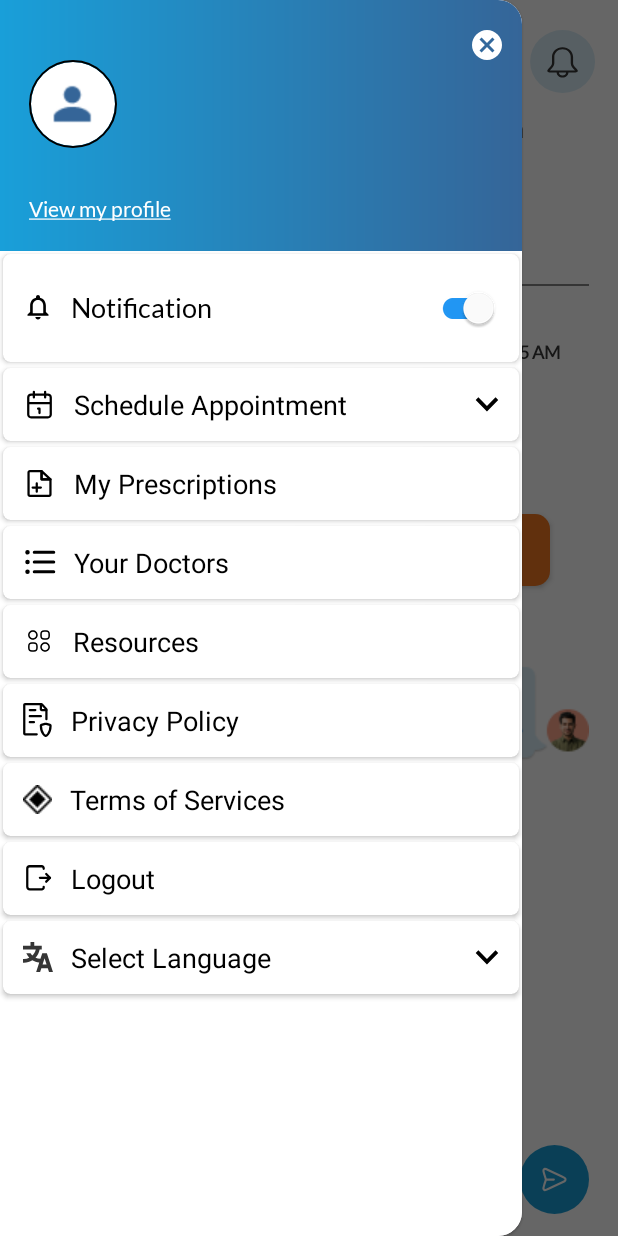
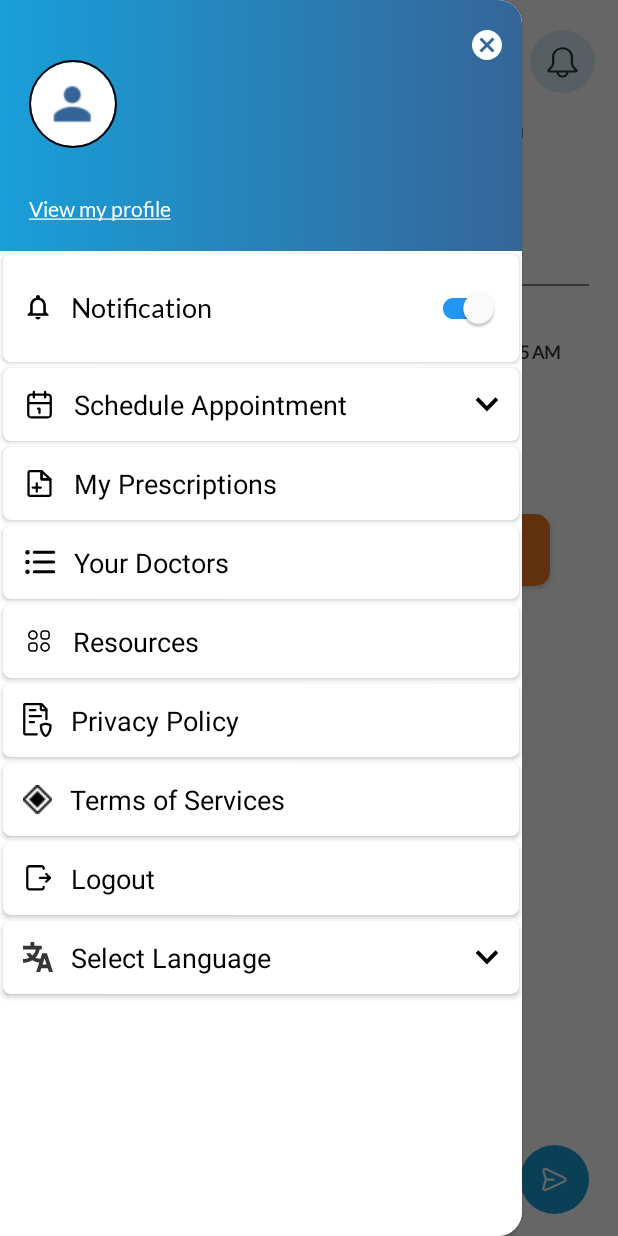
Before and after one commit to DeepakYesIt/awpl_poc, an Android app built with Jetpack Compose: the DoctorChatFragment screen opened directly, with no data from a screen before it, with the side drawer open, on a phone screen of 412 x 824 dp. Run offline under Robolectric (Android 15) with nearby library versions, the phone set to English and light mode, and no system bars; our stand-ins replace CircleImageView, Dagger/Hilt's generated code, Firebase (no records; nobody signed in at launch, a user with empty details on screens opened directly), navigation-ui, sdp/ssp sizes; pictures from the network do not load.

Commit message:
nikunj 2 june commit chat

```diff
--- a/app/src/main/java/com/bussiness/awpl/adapter/ChatAdapter.kt
+++ b/app/src/main/java/com/bussiness/awpl/adapter/ChatAdapter.kt
@@ -11,8 +11,8 @@ import com.bumptech.glide.Glide
 import com.bussiness.awpl.ChatMessage
 import com.bussiness.awpl.R
 
-class ChatAdapter(private val messages: List<ChatMessage>,
-                    private val currentUserId: String
+class ChatAdapter(private var messages: List<ChatMessage>,
+                  private val currentUserId: String
 ) : RecyclerView.Adapter<RecyclerView.ViewHolder>() {
 
     var senderImageUrl =""
@@ -108,4 +108,10 @@ class ChatAdapter(private val messages: List<ChatMessage>,
                 .into(profileImage)
         }
     }
+
+
+     fun submitList( messages: List<ChatMessage>){
+         this.messages = messages
+         notifyDataSetChanged()
+     }
 }
--- a/app/src/main/java/com/bussiness/awpl/fragment/schedule/DoctorChatFragment.kt
+++ b/app/src/main/java/com/bussiness/awpl/fragment/schedule/DoctorChatFragment.kt
@@ -14,6 +14,7 @@ import android.view.ViewGroup
 import android.widget.Toast
 import androidx.activity.result.contract.ActivityResultContracts
 import androidx.lifecycle.ViewModelProvider
+import androidx.recyclerview.widget.LinearLayoutManager
 import com.bussiness.awpl.ChatMessage
 import com.bussiness.awpl.adapter.ChatAdapter
 import com.bussiness.awpl.adapter.MediaAdapter
@@ -62,6 +63,14 @@ class DoctorChatFragment : Fragment() {
         _binding = FragmentDoctorChatBinding.inflate(inflater, container, false)
         chatAdapter = ChatAdapter(mutableListOf(),"nik")
         chatViewModel =ViewModelProvider(this)[ChatViewModel::class.java]
+        binding.chatRecyclerView.layoutManager =LinearLayoutManager(requireContext(),LinearLayoutManager.VERTICAL,false)
+        binding.chatRecyclerView.adapter =chatAdapter
+
+        chatViewModel.messages.observe(viewLifecycleOwner) { messages ->
+
+            chatAdapter.submitList(messages)
+             binding.chatRecyclerView.scrollToPosition(messages.size - 1)
+        }
         return binding.root
     }
 
@@ -80,6 +89,9 @@ class DoctorChatFragment : Fragment() {
             attachmentIcon.setOnClickListener {
                 Log.d("TESTING","I AM INSIDE THE ON CLICK")
                 openMediaDialog("image")
+            }
+            sendMessageButton.setOnClickListener{
+                chatViewModel.sendTextMessage(messageEditText.text.toString())
             }
         }
 
--- a/app/src/main/java/com/bussiness/awpl/viewmodel/ChatViewModel.kt
+++ b/app/src/main/java/com/bussiness/awpl/viewmodel/ChatViewModel.kt
@@ -15,10 +15,7 @@ import java.util.UUID
 import javax.inject.Inject
 
 @HiltViewModel
-class ChatViewModel @Inject constructor(
-
-
-) : ViewModel() {
+class ChatViewModel @Inject constructor() : ViewModel() {
 
 
     private var chatId :String=""
--- a/app/src/main/res/layout/fragment_doctor_chat.xml
+++ b/app/src/main/res/layout/fragment_doctor_chat.xml
@@ -179,32 +179,7 @@
         app:layout_constraintStart_toStartOf="parent"
         app:layout_constraintTop_toBottomOf="@+id/linearLayout7" />
 
-    <LinearLayout
-        android:layout_width="match_parent"
-        android:layout_height="0dp"
-        android:orientation="vertical"
-        android:layout_marginBottom="@dimen/_10sdp"
-        app:layout_constraintBottom_toTopOf="@+id/messageInputLayout"
-        app:layout_constraintEnd_toEndOf="parent"
-        app:layout_constraintStart_toStartOf="parent"
-        app:layout_constraintTop_toBottomOf="@id/downloadPrescriptionBtn" >
 
-        <ImageView
-            android:layout_width="wrap_content"
-            android:layout_height="wrap_content"
-            android:src="@drawable/temp_chat"
-            android:layout_marginTop="@dimen/_40sdp"
-            android:layout_gravity="end"/>
-
-        <ImageView
-            android:layout_width="wrap_content"
-            android:layout_height="wrap_content"
-            android:src="@drawable/temp_chat2"
-            android:layout_marginTop="@dimen/_40sdp"
-            android:layout_gravity="start"/>
-
-
-    </LinearLayout>
 
     <androidx.recyclerview.widget.RecyclerView
         android:id="@+id/chatRecyclerView"
@@ -212,7 +187,7 @@
         android:layout_height="0dp"
         android:layout_marginTop="@dimen/_10sdp"
         android:padding="8dp"
-        android:visibility="gone"
+        android:visibility="visible"
         android:scrollbars="vertical"
         android:layout_marginBottom="@dimen/_10sdp"
         app:layout_constraintBottom_toTopOf="@+id/messageInputLayout"
```
